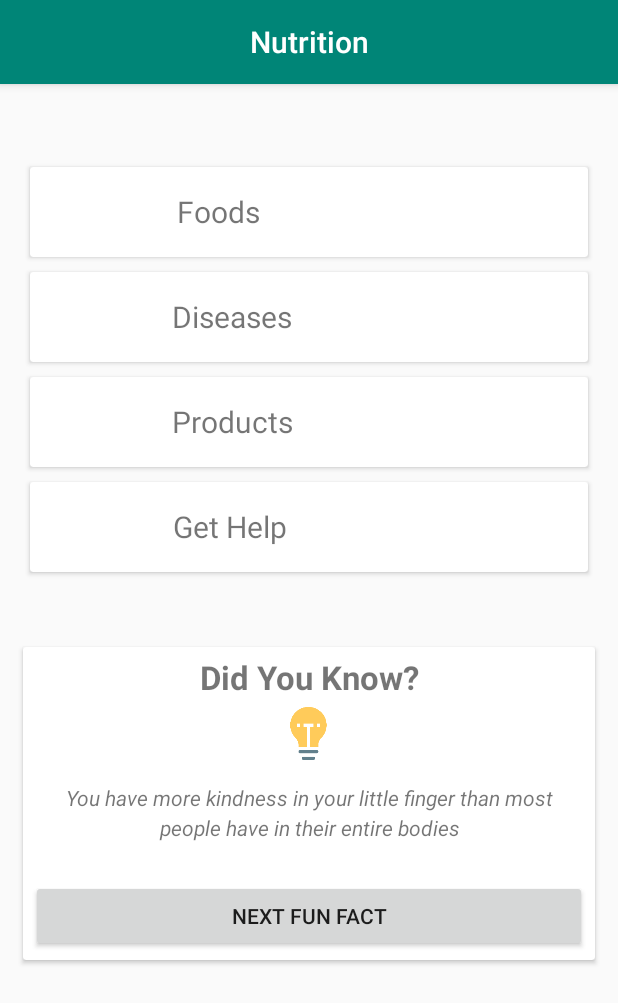
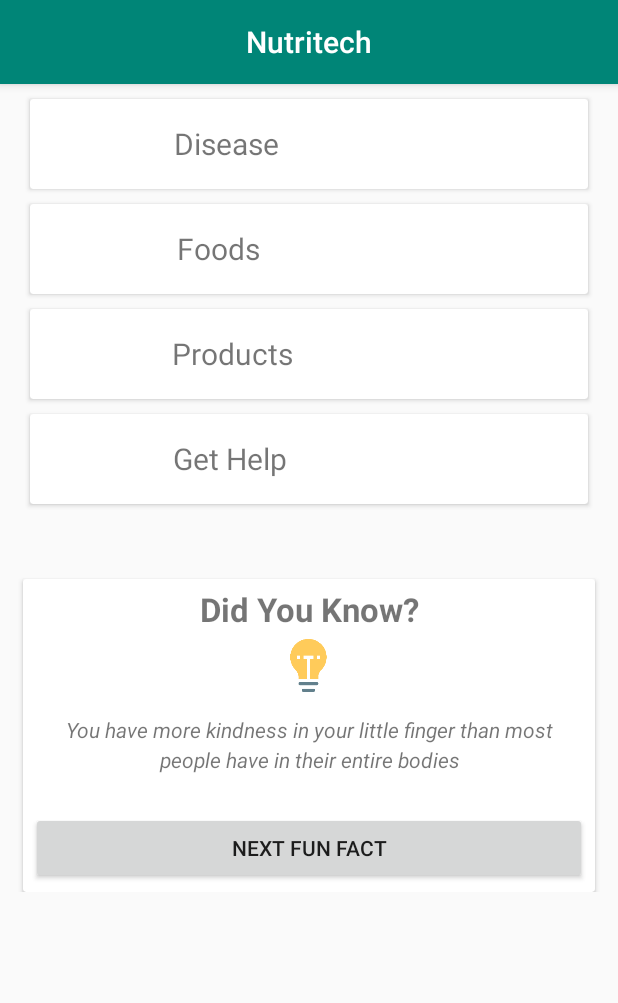
Before and after one commit to RNgugi/Nutrition, an Android app: the screen it shows after launch (MainActivity), on a phone screen of 412 x 824 dp. Shown: the top 1003 px of the screen. Run offline under Robolectric (Android 15) with nearby library versions, the phone set to English and light mode, and no system bars; our stand-ins replace ButterKnife.

Commit message:
ForMainActivityTest
To test whether the main activity works or not.

```diff
--- a/app/build.gradle
+++ b/app/build.gradle
@@ -56,5 +56,6 @@ dependencies {
 
     // Recyclerview
     implementation 'androidx.recyclerview:recyclerview:1.1.0-beta04'
+    implementation 'androidx.legacy:legacy-support-v4:1.0.0'
 
 }
--- a/app/src/main/res/layout/activity_main.xml
+++ b/app/src/main/res/layout/activity_main.xml
@@ -9,43 +9,50 @@
 
     <androidx.appcompat.widget.Toolbar
         android:id="@+id/toolbar"
-        android:elevation="4dp"
         android:layout_width="match_parent"
         android:layout_height="wrap_content"
         android:background="?attr/colorPrimary"
+        android:elevation="4dp"
         android:minHeight="?attr/actionBarSize"
         android:theme="?attr/actionBarTheme"
         app:layout_constraintEnd_toEndOf="parent"
         app:layout_constraintStart_toStartOf="parent"
         app:layout_constraintTop_toTopOf="parent">
 
-        <!--The tixtview on the Toolbar-->
-
         <TextView
             android:id="@+id/toolbar_title"
+            style="@style/TextAppearance.AppCompat.Widget.ActionBar.Title"
             android:layout_width="wrap_content"
             android:layout_height="wrap_content"
+            android:layout_gravity="center"
             android:text="@string/app_name"
-        android:textColor="@android:color/white"
-        style="@style/TextAppearance.AppCompat.Widget.ActionBar.Title"
-        android:layout_gravity="center"/>
+            android:textColor="@android:color/white" />
 
     </androidx.appcompat.widget.Toolbar>
+
+    <ScrollView
+        android:layout_width="match_parent"
+        android:layout_height="wrap_content"
+        app:layout_constraintEnd_toEndOf="parent"
+        app:layout_constraintHorizontal_bias="0.0"
+        app:layout_constraintStart_toStartOf="parent"
+        app:layout_constraintTop_toBottomOf="@+id/toolbar">
+
+        <androidx.constraintlayout.widget.ConstraintLayout
+            android:layout_width="match_parent"
+            android:layout_height="wrap_content">
+
 
             <androidx.cardview.widget.CardView
                 android:id="@+id/foodCard"
                 android:layout_width="match_parent"
                 android:layout_height="wrap_content"
                 android:layout_marginStart="20dp"
-        android:layout_marginTop="55dp"
+                android:layout_marginTop="10dp"
                 android:layout_marginEnd="20dp"
-        android:layout_marginBottom="10dp"
-        android:clickable="true"
-        android:focusable="true"
-        app:layout_constraintBottom_toTopOf="@+id/diseaseCard"
                 app:layout_constraintEnd_toEndOf="parent"
                 app:layout_constraintStart_toStartOf="parent"
-        app:layout_constraintTop_toBottomOf="@+id/toolbar">
+                app:layout_constraintTop_toTopOf="parent">
 
                 <LinearLayout
                     android:layout_width="match_parent"
@@ -60,7 +67,7 @@
                         android:layout_weight="15"
                         android:adjustViewBounds="true"
                         android:scaleType="fitCenter"
-                tools:srcCompat="@drawable/apple" />
+                        tools:srcCompat="@drawable/heart" />
 
                     <TextView
                         android:id="@+id/foodTextView"
@@ -68,7 +75,7 @@
                         android:layout_height="wrap_content"
                         android:layout_gravity="center_vertical"
                         android:layout_weight="85"
-                android:text="Foods"
+                        android:text="Disease"
                         android:textSize="@dimen/home_text_size" />
 
                 </LinearLayout>
@@ -98,7 +105,7 @@
                         android:layout_weight="15"
                         android:adjustViewBounds="true"
                         android:scaleType="fitCenter"
-                tools:srcCompat="@drawable/heart" />
+                        tools:srcCompat="@drawable/fruits" />
 
                     <TextView
                         android:id="@+id/TextView3"
@@ -106,10 +113,11 @@
                         android:layout_height="wrap_content"
                         android:layout_gravity="center_vertical"
                         android:layout_weight="85"
-                android:text="Diseases"
+                        android:text="Foods"
                         android:textSize="@dimen/home_text_size" />
 
                 </LinearLayout>
+
             </androidx.cardview.widget.CardView>
 
             <androidx.cardview.widget.CardView
@@ -198,7 +206,6 @@
                 app:layout_constraintEnd_toEndOf="parent"
                 app:layout_constraintStart_toStartOf="parent"
                 app:layout_constraintTop_toBottomOf="@+id/consultationCard">
-
                 <LinearLayout
                     android:layout_width="match_parent"
                     android:layout_height="match_parent"
@@ -249,5 +256,7 @@
                 </LinearLayout>
             </androidx.cardview.widget.CardView>
 
+        </androidx.constraintlayout.widget.ConstraintLayout>
+    </ScrollView>
 
 </androidx.constraintlayout.widget.ConstraintLayout>
--- a/app/src/main/res/values/strings.xml
+++ b/app/src/main/res/values/strings.xml
@@ -1,5 +1,5 @@
 <resources>
-    <string name="app_name">Nutrition</string>
+    <string name="app_name">Nutritech</string>
     <string name="next_fun_fact">NEXT FUN FACT</string>
     <string name="kindness">You have more kindness in your little finger than most people have in their entire bodies</string>
     <string name="key_passed">keyPassed</string>
```
Lines whose indentation alone changed are shown as unchanged.
